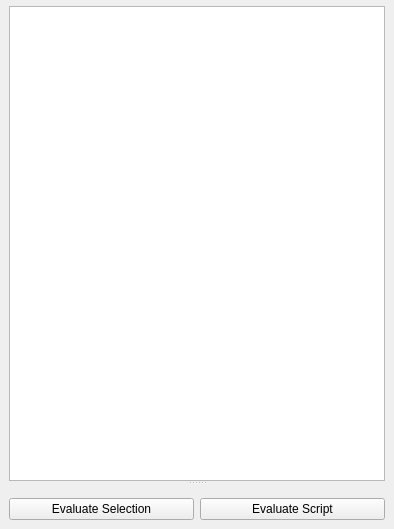
Above: src/umbra/components/factory/scriptEditor/ui/Script_Editor.ui from KelSolaar/Umbra before the change. Below: the same form after it.
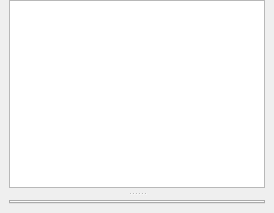
That is the form after the change.

Commit message: Various "scriptEditor" component related updates.

Patch:
```diff
--- a/src/umbra/components/factory/scriptEditor/ui/Script_Editor.ui
+++ b/src/umbra/components/factory/scriptEditor/ui/Script_Editor.ui
@@ -2,14 +2,6 @@
 <ui version="4.0">
  <class>Script_Editor_DockWidget</class>
  <widget class="QDockWidget" name="Script_Editor_DockWidget">
-  <property name="geometry">
-   <rect>
-    <x>0</x>
-    <y>0</y>
-    <width>394</width>
-    <height>529</height>
-   </rect>
-  </property>
   <property name="windowTitle">
    <string>Script Editor</string>
   </property>
@@ -18,6 +10,9 @@
     <property name="topMargin">
      <number>0</number>
     </property>
+    <property name="verticalSpacing">
+     <number>0</number>
+    </property>
     <item row="0" column="0">
      <widget class="QFrame" name="menuBar_frame">
       <layout class="QGridLayout" name="menuBar_frame_gridLayout">
@@ -32,44 +27,57 @@
       <property name="orientation">
        <enum>Qt::Vertical</enum>
       </property>
-      <widget class="QPlainTextEdit" name="Script_Editor_Output_plainTextEdit"/>
-      <widget class="QTabWidget" name="Script_Editor_tabWidget">
-       <property name="documentMode">
-        <bool>true</bool>
-       </property>
-       <property name="tabsClosable">
-        <bool>true</bool>
-       </property>
-       <property name="movable">
-        <bool>true</bool>
-       </property>
+      <widget class="QFrame" name="Script_Editor_Output_plainTextEdit_frame">
+       <layout class="QGridLayout" name="Script_Editor_Output_plainTextEdit_frame_gridLayout">
+        <property name="leftMargin">
+         <number>0</number>
+        </property>
+        <property name="topMargin">
+         <number>0</number>
+        </property>
+        <property name="rightMargin">
+         <number>0</number>
+        </property>
+        <property name="bottomMargin">
+         <number>4</number>
+        </property>
+        <item row="0" column="0">
+         <widget class="QPlainTextEdit" name="Script_Editor_Output_plainTextEdit">
+          <property name="textInteractionFlags">
+           <set>Qt::TextSelectableByKeyboard|Qt::TextSelectableByMouse</set>
+          </property>
+         </widget>
+        </item>
+       </layout>
+      </widget>
+      <widget class="QFrame" name="Script_Editor_tabWidget_frame">
+       <layout class="QGridLayout" name="Script_Editor_tabWidget_frame_gridLayout">
+        <property name="leftMargin">
+         <number>0</number>
+        </property>
+        <property name="topMargin">
+         <number>4</number>
+        </property>
+        <property name="rightMargin">
+         <number>0</number>
+        </property>
+        <property name="bottomMargin">
+         <number>0</number>
+        </property>
+        <item row="0" column="0">
+         <widget class="QTabWidget" name="Script_Editor_tabWidget">
+          <property name="tabsClosable">
+           <bool>true</bool>
+          </property>
+          <property name="movable">
+           <bool>true</bool>
+          </property>
+         </widget>
+        </item>
+       </layout>
       </widget>
      </widget>
     </item>
-    <item row="2" column="0">
-     <layout class="QHBoxLayout" name="Buttons_horizontalLayout">
-      <item>
-       <widget class="QPushButton" name="Evaluate_Selection_pushButton">
-        <property name="statusTip">
-         <string>Evaluate Selection Push Button: Evaluates selected &quot;Script_Editor_Input_textEdit&quot; QTextEdit content as Python code.</string>
-        </property>
-        <property name="text">
-         <string>Evaluate Selection</string>
-        </property>
-       </widget>
-      </item>
-      <item>
-       <widget class="QPushButton" name="Evaluate_Script_pushButton">
-        <property name="statusTip">
-         <string>Evaluate Script Push Button: Evaluates &quot;Script_Editor_Input_textEdit&quot; QTextEdit content as Python code.</string>
-        </property>
-        <property name="text">
-         <string>Evaluate Script</string>
-        </property>
-       </widget>
-      </item>
-     </layout>
-    </item>
    </layout>
   </widget>
  </widget>
```
Left out of the diff: 2 changed lines with no effect on the pictures. The commit also changes 4 other files.
